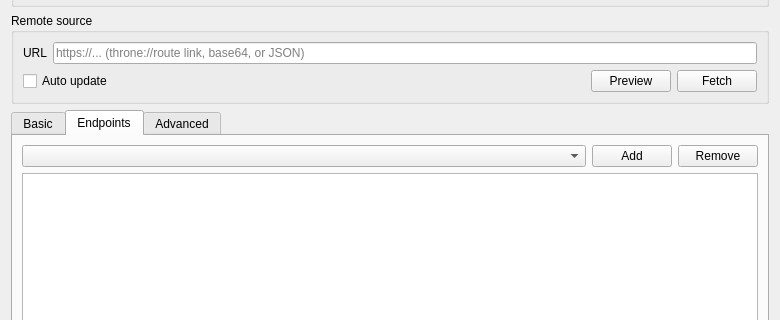
Before: the Qt Designer form upstream/include/ui/setting/RouteItem.ui in hopol/throne-mirror, drawn with Qt 5; both pictures show x 0 to 780 and y 95 to 415 of the 780 by 802 pixel window.
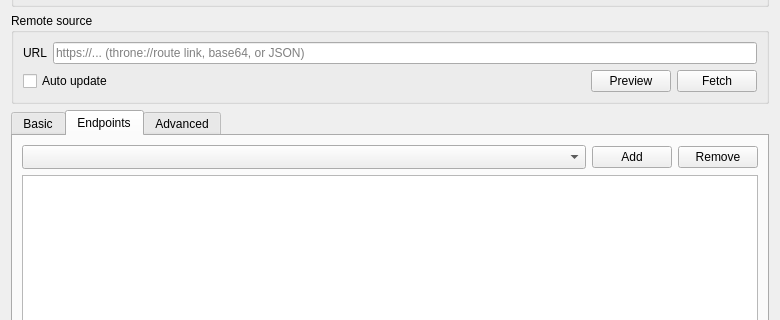
After: the same form once the commit is applied. The open tabs and pages were chosen to show the change.

What changed in the file:
```diff
--- a/upstream/include/ui/setting/RouteItem.ui
+++ b/upstream/include/ui/setting/RouteItem.ui
@@ -243,6 +243,9 @@
              <verstretch>0</verstretch>
             </sizepolicy>
            </property>
+           <property name="sizeAdjustPolicy">
+            <enum>QComboBox::SizeAdjustPolicy::AdjustToMinimumContentsLengthWithIcon</enum>
+           </property>
           </widget>
          </item>
          <item>
```
Left out of the diff: 2 changed lines with no effect on the pictures.
